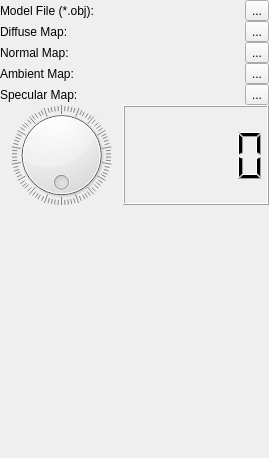
The window that Interaction/menu.ui (mt0982/QOGL3DModelViewer) describes before a commit, drawn with Qt 5.
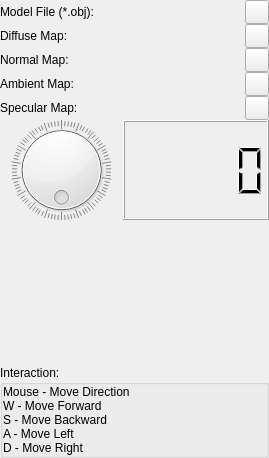
The same window after the commit. Icons and pictures are not drawn.

Commit message: Designer Icon

Diff of the .ui file:
```diff
--- a/Interaction/menu.ui
+++ b/Interaction/menu.ui
@@ -34,32 +34,75 @@
      <property name="spacing">
       <number>0</number>
      </property>
-     <item row="5" column="0">
-      <widget class="QDial" name="dial">
-       <property name="maximum">
-        <number>360</number>
-       </property>
-       <property name="orientation">
-        <enum>Qt::Horizontal</enum>
-       </property>
-       <property name="wrapping">
-        <bool>true</bool>
-       </property>
-       <property name="notchTarget">
-        <double>3.700000000000000</double>
-       </property>
-       <property name="notchesVisible">
-        <bool>true</bool>
-       </property>
-      </widget>
-     </item>
-     <item row="2" column="2">
-      <widget class="QToolButton" name="buttonNormalMap">
+     <item row="0" column="0" colspan="2">
+      <widget class="QLabel" name="labelFile">
        <property name="text">
-        <string>...</string>
+        <string>Model File (*.obj):</string>
        </property>
       </widget>
      </item>
+     <item row="5" column="1" colspan="2">
+      <widget class="QLCDNumber" name="lcdNumber"/>
+     </item>
+     <item row="7" column="0" colspan="3">
+      <widget class="QGroupBox" name="groupBox">
+       <property name="title">
+        <string>Interaction:</string>
+       </property>
+       <layout class="QGridLayout" name="gridLayout_3">
+        <property name="leftMargin">
+         <number>0</number>
+        </property>
+        <property name="topMargin">
+         <number>0</number>
+        </property>
+        <property name="rightMargin">
+         <number>0</number>
+        </property>
+        <property name="bottomMargin">
+         <number>0</number>
+        </property>
+        <property name="spacing">
+         <number>0</number>
+        </property>
+        <item row="3" column="0">
+         <widget class="QLabel" name="label_3">
+          <property name="text">
+           <string>A - Move Left</string>
+          </property>
+         </widget>
+        </item>
+        <item row="4" column="0">
+         <widget class="QLabel" name="label_4">
+          <property name="text">
+           <string>D - Move Right</string>
+          </property>
+         </widget>
+        </item>
+        <item row="0" column="0">
+         <widget class="QLabel" name="label_5">
+          <property name="text">
+           <string>Mouse - Move Direction</string>
+          </property>
+         </widget>
+        </item>
+        <item row="1" column="0">
+         <widget class="QLabel" name="label">
+          <property name="text">
+           <string>W - Move Forward</string>
+          </property>
+         </widget>
+        </item>
+        <item row="2" column="0">
+         <widget class="QLabel" name="label_2">
+          <property name="text">
+           <string>S - Move Backward</string>
+          </property>
+         </widget>
+        </item>
+       </layout>
+      </widget>
+     </item>
      <item row="3" column="0" colspan="2">
       <widget class="QLabel" name="labelAmbientMap">
        <property name="text">
@@ -67,27 +110,10 @@
        </property>
       </widget>
      </item>
-     <item row="5" column="1" colspan="2">
-      <widget class="QLCDNumber" name="lcdNumber"/>
-     </item>
-     <item row="2" column="0" colspan="2">
-      <widget class="QLabel" name="labelNormalMap">
+     <item row="1" column="0" colspan="2">
+      <widget class="QLabel" name="labelDiffuseMap">
        <property name="text">
-        <string>Normal Map:</string>
-       </property>
-      </widget>
-     </item>
-     <item row="4" column="0" colspan="2">
-      <widget class="QLabel" name="labelSpecularMap">
-       <property name="text">
-        <string>Specular Map:</string>
-       </property>
-      </widget>
-     </item>
-     <item row="3" column="2">
-      <widget class="QToolButton" name="buttonAmbientMap">
-       <property name="text">
-        <string>...</string>
+        <string>Diffuse Map:</string>
        </property>
       </widget>
      </item>
@@ -104,38 +130,161 @@
        </property>
       </spacer>
      </item>
+     <item row="2" column="0" colspan="2">
+      <widget class="QLabel" name="labelNormalMap">
+       <property name="text">
+        <string>Normal Map:</string>
+       </property>
+      </widget>
+     </item>
+     <item row="4" column="0" colspan="2">
+      <widget class="QLabel" name="labelSpecularMap">
+       <property name="text">
+        <string>Specular Map:</string>
+       </property>
+      </widget>
+     </item>
+     <item row="5" column="0">
+      <widget class="QDial" name="dial">
+       <property name="styleSheet">
+        <string notr="true"/>
+       </property>
+       <property name="maximum">
+        <number>360</number>
+       </property>
+       <property name="orientation">
+        <enum>Qt::Horizontal</enum>
+       </property>
+       <property name="wrapping">
+        <bool>true</bool>
+       </property>
+       <property name="notchTarget">
+        <double>3.700000000000000</double>
+       </property>
+       <property name="notchesVisible">
+        <bool>true</bool>
+       </property>
+      </widget>
+     </item>
+     <item row="0" column="2">
+      <widget class="QPushButton" name="buttonFile">
+       <property name="sizePolicy">
+        <sizepolicy hsizetype="Minimum" vsizetype="Fixed">
+         <horstretch>0</horstretch>
+         <verstretch>0</verstretch>
+        </sizepolicy>
+       </property>
+       <property name="minimumSize">
+        <size>
+         <width>24</width>
+         <height>24</height>
+        </size>
+       </property>
+       <property name="maximumSize">
+        <size>
+         <width>24</width>
+         <height>24</height>
+        </size>
+       </property>
+       <property name="styleSheet">
+        <string notr="true">border-image: url(:/Icon/Add.png);</string>
+       </property>
+       <property name="text">
+        <string/>
+       </property>
+       <property name="iconSize">
+        <size>
+         <width>24</width>
+         <height>24</height>
+        </size>
+       </property>
+      </widget>
+     </item>
      <item row="1" column="2">
-      <widget class="QToolButton" name="buttonDiffuseMap">
+      <widget class="QPushButton" name="buttonDiffuseMap">
+       <property name="minimumSize">
+        <size>
+         <width>24</width>
+         <height>24</height>
+        </size>
+       </property>
+       <property name="maximumSize">
+        <size>
+         <width>24</width>
+         <height>24</height>
+        </size>
+       </property>
+       <property name="styleSheet">
+        <string notr="true">border-image: url(:/Icon/Add.png);</string>
+       </property>
        <property name="text">
-        <string>...</string>
+        <string/>
+       </property>
+      </widget>
+     </item>
+     <item row="2" column="2">
+      <widget class="QPushButton" name="buttonNormalMap">
+       <property name="minimumSize">
+        <size>
+         <width>24</width>
+         <height>24</height>
+        </size>
+       </property>
+       <property name="maximumSize">
+        <size>
+         <width>24</width>
+         <height>24</height>
+        </size>
+       </property>
+       <property name="styleSheet">
+        <string notr="true">border-image: url(:/Icon/Add.png);</string>
+       </property>
+       <property name="text">
+        <string/>
+       </property>
+      </widget>
+     </item>
+     <item row="3" column="2">
+      <widget class="QPushButton" name="buttonAmbientMap">
+       <property name="minimumSize">
+        <size>
+         <width>24</width>
+         <height>24</height>
+        </size>
+       </property>
+       <property name="maximumSize">
+        <size>
+         <width>24</width>
+         <height>24</height>
+        </size>
+       </property>
+       <property name="styleSheet">
+        <string notr="true">border-image: url(:/Icon/Add.png);</string>
+       </property>
+       <property name="text">
+        <string/>
        </property>
       </widget>
      </item>
      <item row="4" column="2">
-      <widget class="QToolButton" name="buttonSpecularMap">
-       <property name="text">
-        <string>...</string>
+      <widget class="QPushButton" name="buttonSpecularMap">
+       <property name="minimumSize">
+        <size>
+         <width>24</width>
+         <height>24</height>
+        </size>
        </property>
-      </widget>
-     </item>
-     <item row="1" column="0" colspan="2">
-      <widget class="QLabel" name="labelDiffuseMap">
-       <property name="text">
-        <string>Diffuse Map:</string>
+       <property name="maximumSize">
+        <size>
+         <width>24</width>
+         <height>24</height>
+        </size>
        </property>
-      </widget>
-     </item>
-     <item row="0" column="2">
-      <widget class="QToolButton" name="buttonFile">
-       <property name="text">
-        <string>...</string>
+       <property name="styleSheet">
+        <string notr="true">border-image: url(:/Icon/Add.png);</string>
        </property>
-      </widget>
-     </item>
-     <item row="0" column="0" colspan="2">
-      <widget class="QLabel" name="labelFile">
        <property name="text">
-        <string>Model File (*.obj):</string>
+        <string/>
        </property>
       </widget>
      </item>
```
The commit also changes 6 other files.
